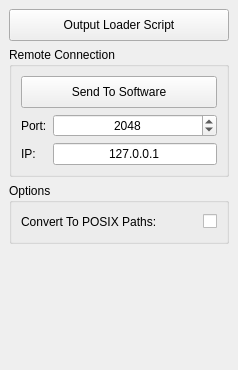
KelSolaar/sIBL_GUI, file src/components/addons/loaderScript/ui/Loader_Script.ui: the form before one commit.
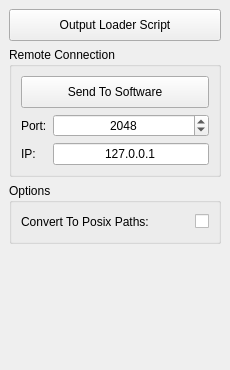
The form after the commit.

Commit message: Implement conversion to POSIX path on Windows Os in "Loader Script" component.

```diff
--- a/src/components/addons/loaderScript/ui/Loader_Script.ui
+++ b/src/components/addons/loaderScript/ui/Loader_Script.ui
@@ -152,7 +152,7 @@
             <item>
              <widget class="QLabel" name="Convert_To_POSIX_Paths_label">
               <property name="text">
-               <string>Convert To POSIX Paths:</string>
+               <string>Convert To Posix Paths:</string>
               </property>
              </widget>
             </item>
```
Left out of the diff: 8 changed lines with no effect on the pictures. The commit also changes 1 other file.
